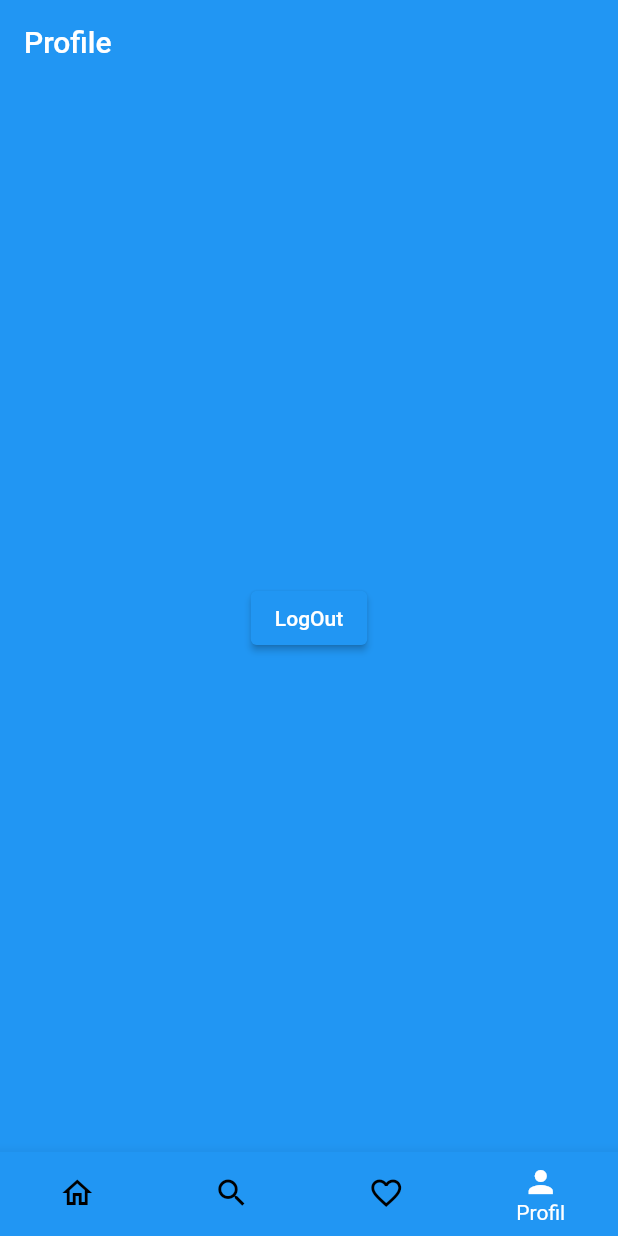
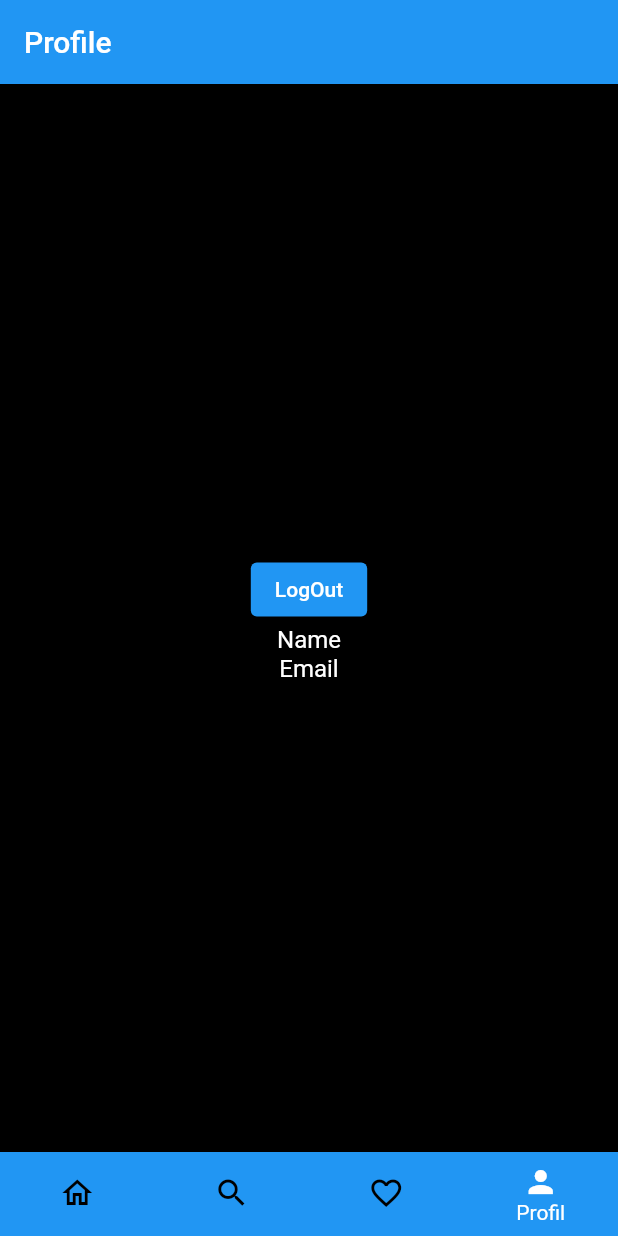
Before and after one commit to Federdispi/ESIASK, a Flutter app: the screen it shows once a user with an empty profile is signed in, item 4 of the bottom bar chosen, on a phone screen of 412 x 824 dp. Run offline on Flutter 3.47's test engine with Material 2 defaults, Android fonts, the phone set to English and light mode, and no system bars; our stand-ins replace cloud_firestore, firebase_auth, firebase_core, google_sign_in; missing offline and left inert: flutter_facebook_auth, flutter_facebook_login; accounts and stored records are empty.

```diff
--- a/esiask/lib/pages/application/profile.dart
+++ b/esiask/lib/pages/application/profile.dart
@@ -1,4 +1,5 @@
 import 'package:esiask/controllers/auth_controller.dart';
+import 'package:firebase_auth/firebase_auth.dart';
 import 'package:flutter/material.dart';
 
 class Profile extends StatelessWidget {
@@ -6,6 +7,9 @@ class Profile extends StatelessWidget {
 
   @override
   Widget build(BuildContext context) {
+
+final user = FirebaseAuth.instance.currentUser!;
+
     return Scaffold(
       backgroundColor: Theme.of(context).backgroundColor,
       appBar: AppBar(
@@ -13,10 +17,29 @@ class Profile extends StatelessWidget {
         elevation: 0,
         backgroundColor: Colors.transparent,
       ),
-      body: Center(
-        child: ElevatedButton(
-            onPressed: () => signOut(), child: const Text("LogOut")),
-      ),
+
+      body:Container(alignment: Alignment.center,color:Colors.black,child:Column(
+mainAxisAlignment: MainAxisAlignment.center,
+children: [
+
+ElevatedButton(
+            onPressed: () => signOut(), child: const Text("LogOut")
+            ),
+Text(
+  'Name${user.displayName!}',
+  style:TextStyle(color:Colors.white,fontSize:16)
+),
+Text(
+  'Email${user.email!}',
+  style:TextStyle(color:Colors.white,fontSize:16)
+)
+
+
+
+],
+
+
+      ))
     );
   }
 }
--- a/esiask/pubspec.yaml
+++ b/esiask/pubspec.yaml
@@ -40,7 +40,10 @@ dependencies:
   firebase_auth: ^4.1.3
   flutter_facebook_auth: ^5.0.6
   flutter_facebook_login: ^3.0.0
+  google_sign_in: ^5.0.3
+  provider: ^5.0.0
   http: any
+  cloud_firestore: ^4.1.0
 
 dev_dependencies:
   flutter_test:
```
Also changed, not shown: esiask/lib/controllers/auth_controller.dart (+10 -2 lines), esiask/lib/controllers/firebase.dart (added, +26 -0 lines), esiask/lib/pages/auth/complete.dart (+9 -1 lines), esiask/lib/pages/auth/register.dart (+10 -2 lines), esiask/pubspec.lock, 3 other files.
